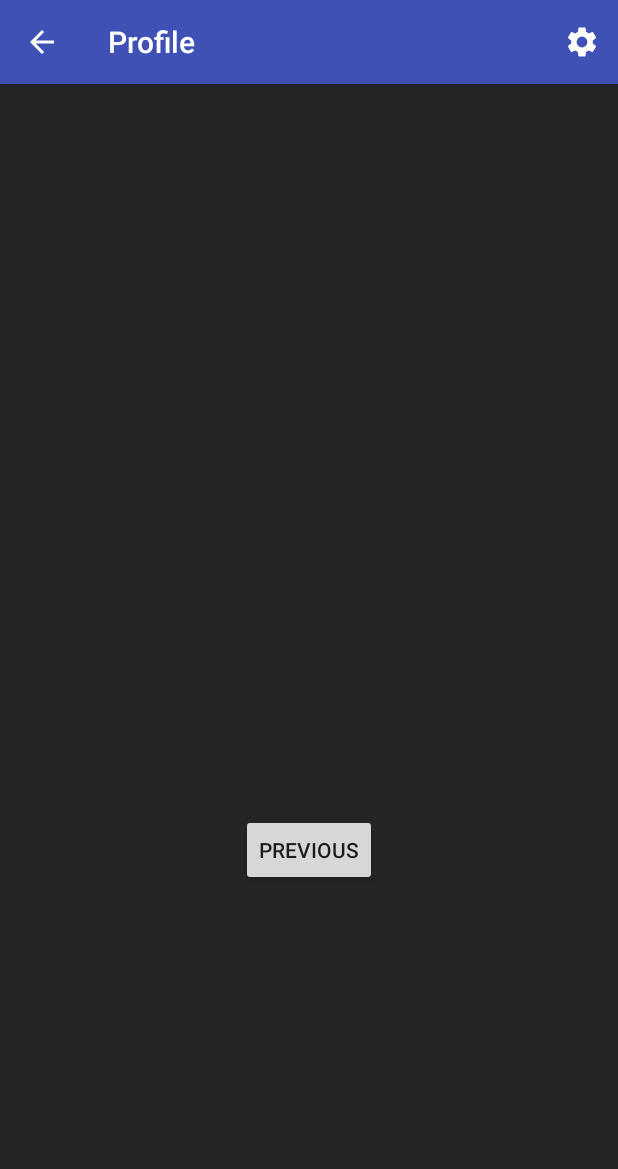
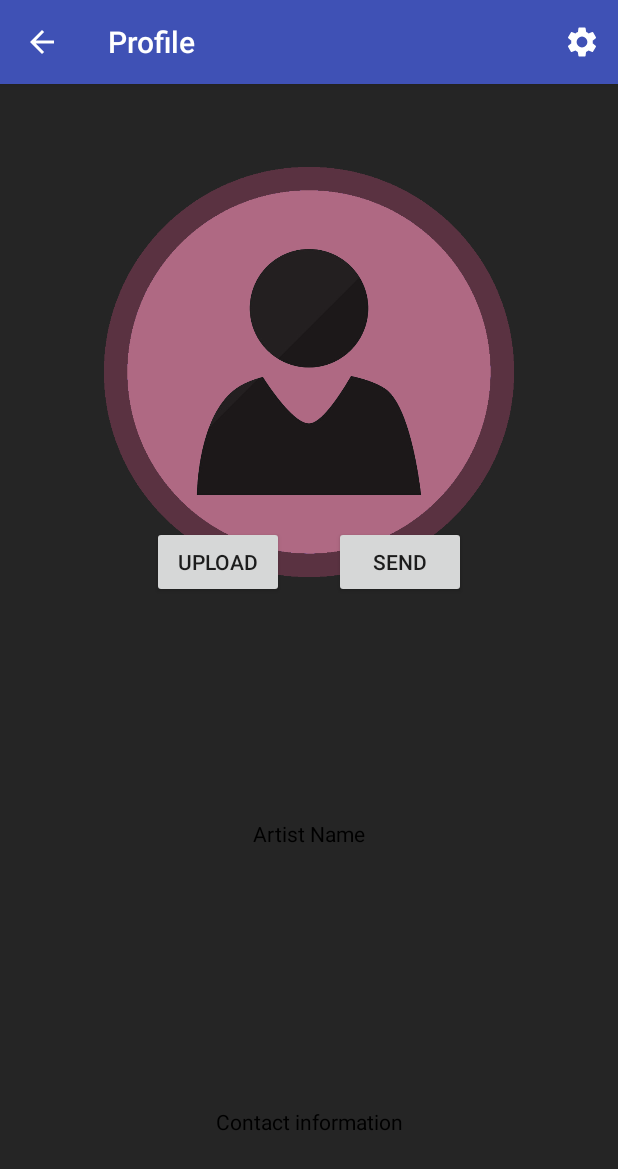
Before and after one commit to sachinreddy1/Voicebox, an Android app: the ProfileFragment screen opened through its navigation route, on a phone screen of 412 x 824 dp. Shown: the top 1169 px of the screen. Run offline under Robolectric (Android 15) with nearby library versions, the phone set to English and light mode, and no system bars; our stand-ins replace Volley; pictures from the network do not load.

Commit message:
Uploading profile picture added.

```diff
--- a/app/build.gradle
+++ b/app/build.gradle
@@ -49,4 +49,5 @@ dependencies {
     testImplementation 'junit:junit:4.12'
     androidTestImplementation 'androidx.test.ext:junit:1.1.1'
     androidTestImplementation 'androidx.test.espresso:espresso-core:3.2.0'
+    implementation 'com.android.volley:volley:1.1.1'
 }
--- a/app/src/main/AndroidManifest.xml
+++ b/app/src/main/AndroidManifest.xml
@@ -1,6 +1,8 @@
 <?xml version="1.0" encoding="utf-8"?>
 <manifest xmlns:android="http://schemas.android.com/apk/res/android"
     package="com.sachinreddy.feature">
+
+    <uses-permission android:name="android.permission.INTERNET" />
 
     <application
         android:allowBackup="true"
--- a/app/src/main/java/com/sachinreddy/feature/HomeFragment.kt
+++ b/app/src/main/java/com/sachinreddy/feature/HomeFragment.kt
@@ -1,5 +1,7 @@
 package com.sachinreddy.feature
 
+import android.graphics.Bitmap
+import android.graphics.drawable.BitmapDrawable
 import android.os.Bundle
 import android.view.*
 import androidx.appcompat.app.AppCompatActivity
@@ -25,7 +27,7 @@ class HomeFragment : Fragment() {
             supportActionBar?.apply {
                 title = getString(R.string.app_name)
                 setDisplayHomeAsUpEnabled(true)
-                setHomeAsUpIndicator(R.drawable.ic_team_member)
+                setHomeAsUpIndicator(resizeDrawable(R.drawable.default_picture, 75, 75))
                 setHomeActionContentDescription(getString(R.string.open_profile_card))
             }
         }
@@ -49,4 +51,14 @@ class HomeFragment : Fragment() {
         }
         return true
     }
+
+    private fun resizeDrawable(id: Int, width: Int, height: Int) = BitmapDrawable(
+        resources,
+        Bitmap.createScaledBitmap(
+            (resources.getDrawable(id) as BitmapDrawable).bitmap,
+            width,
+            height,
+            false
+        )
+    )
 }
--- a/app/src/main/res/layout/fragment_profile.xml
+++ b/app/src/main/res/layout/fragment_profile.xml
@@ -6,22 +6,80 @@
     android:layout_height="match_parent"
     tools:context=".ProfileFragment">
 
-    <TextView
-        android:id="@+id/textview_second"
+    <ImageView
+        android:layout_width="0dp"
+        android:layout_height="0dp"
+        app:layout_constraintTop_toTopOf="parent"
+        app:layout_constraintBottom_toTopOf="@id/horizontalGuideline0"
+        app:layout_constraintEnd_toEndOf="parent"
+        app:layout_constraintStart_toStartOf="parent"
+        android:id="@+id/profilePicture"
+        android:src="@drawable/default_picture"
+        android:padding="55dp" />
+
+    <Button
+        android:id="@+id/uploadButton"
         android:layout_width="wrap_content"
         android:layout_height="wrap_content"
-        app:layout_constraintBottom_toTopOf="@id/button_second"
+        android:layout_margin="10dp"
+        android:text="Upload"
+        app:layout_constraintBottom_toTopOf="@id/horizontalGuideline0"
+        app:layout_constraintEnd_toEndOf="parent"
+        app:layout_constraintHorizontal_bias="0.3"
+        app:layout_constraintStart_toStartOf="parent"
+        app:layout_constraintTop_toTopOf="parent"
+        app:layout_constraintVertical_bias="0.9" />
+
+    <Button
+        android:id="@+id/sendButton"
+        android:layout_width="wrap_content"
+        android:layout_height="wrap_content"
+        android:layout_margin="10dp"
+        android:text="Send"
+        app:layout_constraintBottom_toTopOf="@id/horizontalGuideline0"
+        app:layout_constraintEnd_toEndOf="parent"
+        app:layout_constraintHorizontal_bias="0.7"
+        app:layout_constraintStart_toStartOf="parent"
+        app:layout_constraintTop_toTopOf="parent"
+        app:layout_constraintVertical_bias="0.9" />
+
+    <TextView
+        android:id="@+id/artistName"
+        android:layout_width="wrap_content"
+        android:layout_height="wrap_content"
+        app:layout_constraintTop_toBottomOf="@id/horizontalGuideline0"
         app:layout_constraintEnd_toEndOf="parent"
         app:layout_constraintStart_toStartOf="parent"
-        app:layout_constraintTop_toTopOf="parent" />
+        app:layout_constraintBottom_toTopOf="@id/horizontalGuideline1"
+        android:text="Artist Name"
+        android:textColor="@android:color/black" />
 
-    <Button
-        android:id="@+id/button_second"
+    <TextView
+        android:id="@+id/contactInfo"
         android:layout_width="wrap_content"
         android:layout_height="wrap_content"
-        android:text="@string/previous"
-        app:layout_constraintBottom_toBottomOf="parent"
+        app:layout_constraintTop_toBottomOf="@id/horizontalGuideline1"
         app:layout_constraintEnd_toEndOf="parent"
         app:layout_constraintStart_toStartOf="parent"
-        app:layout_constraintTop_toBottomOf="@id/textview_second" />
+        app:layout_constraintBottom_toBottomOf="parent"
+        android:text="Contact information"
+        android:textColor="@android:color/black" />
+
+    <!--  GUIDELINES  -->
+
+    <androidx.constraintlayout.widget.Guideline
+        android:layout_width="match_parent"
+        android:layout_height="match_parent"
+        android:orientation="horizontal"
+        android:id="@+id/horizontalGuideline0"
+        app:layout_constraintGuide_percent=".5" />
+
+    <androidx.constraintlayout.widget.Guideline
+        android:layout_width="match_parent"
+        android:layout_height="match_parent"
+        android:orientation="horizontal"
+        android:id="@+id/horizontalGuideline1"
+        app:layout_constraintGuide_percent=".8" />
+
+
 </androidx.constraintlayout.widget.ConstraintLayout>
--- a/app/src/main/res/navigation/nav_graph.xml
+++ b/app/src/main/res/navigation/nav_graph.xml
@@ -24,13 +24,5 @@
         android:name="com.sachinreddy.feature.ProfileFragment"
         android:label="@string/profile_fragment_label"
         tools:layout="@layout/fragment_profile">
-        <action
-            android:id="@+id/action_profileFragment_to_homeFragment"
-            app:destination="@id/HomeFragment"
-            app:enterAnim="@anim/nav_default_enter_anim"
-            app:exitAnim="@anim/nav_default_exit_anim"
-            app:popEnterAnim="@anim/nav_default_pop_enter_anim"
-            app:popExitAnim="@anim/nav_default_pop_exit_anim"
-            app:popUpTo="@id/nav_graph" />
     </fragment>
 </navigation>
```
Also changed, not shown: app/src/main/java/com/sachinreddy/feature/ProfileFragment.kt (+71 -11 lines), app/src/main/java/com/sachinreddy/feature/VolleyFileUploadRequest.kt (added, +125 -0 lines), app/src/main/res/drawable/default_picture.png (added).
